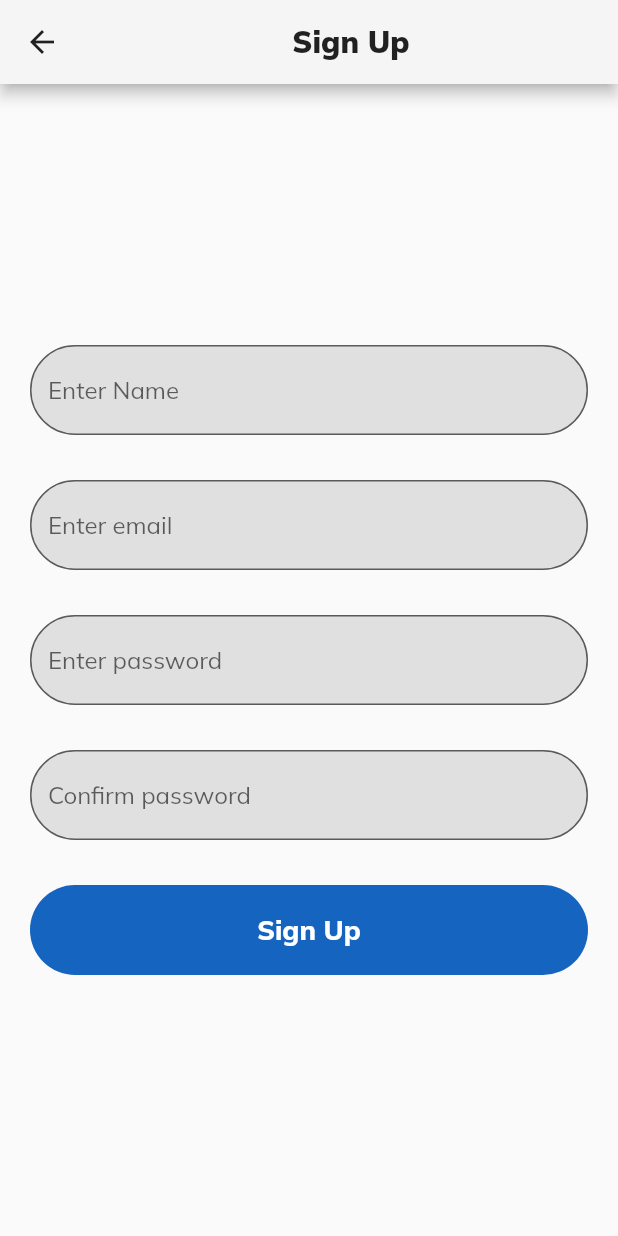
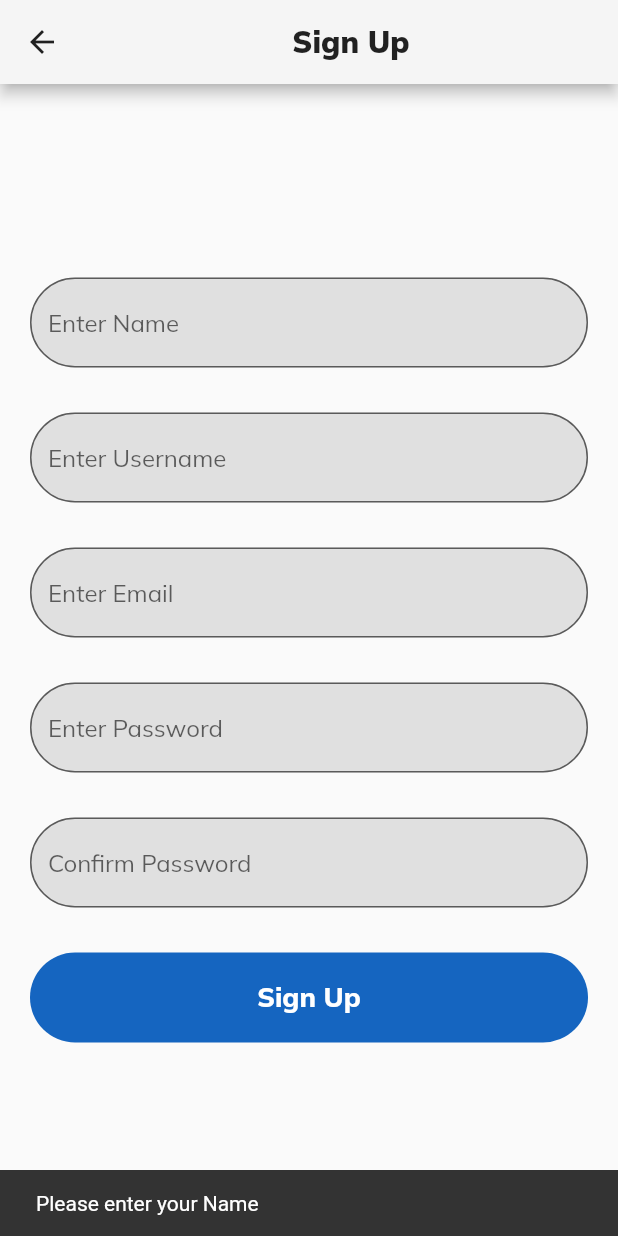
Before and after one commit to treserio/holbertonschool-twitter_clone, a Flutter app: the SignUp screen opened directly, after a tap on "Sign Up", on a phone screen of 412 x 824 dp. Run offline on Flutter 3.47's test engine with Material 2 defaults, Android fonts, the light colour scheme and no system bars; our stand-ins replace cloud_firestore, firebase_auth, firebase_core, google_fonts; accounts and stored records are empty; generated files the repository leaves out were written again.

Commit message:
+AuthState, UserData, Firebase integration, SignUp working with firebase

```diff
--- /dev/null
+++ b/twitter/lib/providers/all.dart
@@ -0,0 +1,2 @@
+export './app_state.dart';
+export './auth_state.dart';
--- /dev/null
+++ b/twitter/lib/providers/auth_state.dart
@@ -0,0 +1,112 @@
+import 'package:flutter/material.dart';
+import 'package:firebase_auth/firebase_auth.dart';
+import 'package:cloud_firestore/cloud_firestore.dart';
+import '../models/userData.dart';
+
+
+enum Error {
+  none,
+  matchError,
+  weakError,
+  emailAlreadyInUse,
+  error,
+  wrongError,
+  noUserError
+}
+class AuthState extends ChangeNotifier {
+  FirebaseAuth auth = FirebaseAuth.instance;
+
+  final userDataRef = FirebaseFirestore
+    .instance
+    .collection('userData')
+    .withConverter<UserData>(
+      fromFirestore: (snapshot, _) => UserData.fromJson(snapshot.data()!),
+      toFirestore: (userData, _) => userData.toJson(),
+    );
+
+  attemptSignUp(
+    BuildContext context,
+    String name,
+    String userName,
+    String email,
+    String password,
+    String confirm,
+  ) async {
+    String snackText = 'Account Created!';
+    if (name == '') {
+      snackText = 'Please enter your Name';
+    } else if (userName == '') {
+      snackText = 'Please enter your Username';
+    } else if (email == '') {
+      snackText = 'Please enter you Email';
+    } else if (password == '') {
+      snackText = 'Please enter a Password';
+    } else if (password != confirm) {
+      snackText = "Passwords entered don't match.";
+    } else {
+      try {
+        final credential = await FirebaseAuth
+          .instance
+          .createUserWithEmailAndPassword(
+            email: email,
+            password: password,
+          );
+        // userDataRef.doc(credential.user!.uid).set(
+        //   UserData(
+        //     name: name,
+        //     userName: userName,
+        //     email: credential.user!.email!,
+        //   )
+        // );
+        userDataRef.add(
+          UserData(
+            key: credential.user!.uid,
+            name: name,
+            userName: userName,
+            email: credential.user!.email!,
+          )
+        );
+      } on FirebaseAuthException catch (e) {
+        switch(e.code) {
+          case 'email-already-in-use': {
+            snackText = 'An account already exists with that email.';
+          } break;
+
+          case 'invalid-email': {
+            snackText = 'Please enter a valid email address.';
+          } break;
+
+          case 'weak-password': {
+            snackText = 'The password provided is too weak.';
+          } break;
+        }
+      } catch (e) {
+        snackText = 'Failed to create account! Please try later.';
+      }
+    }
+    // build the snackbar here
+    final snackBar = SnackBar(
+      content: Text(snackText),
+    );
+    // ignore: use_build_context_synchronously
+    ScaffoldMessenger.of(context).showSnackBar(snackBar);
+  }
+
+  // listener won't listen
+  // var listener = FirebaseAuth.instance
+  //   .authStateChanges()
+  //   .listen((User? user) {
+  //     if (user == null) {
+  //       print('User is currently signed out!');
+  //     } else {
+  //       print('User is signed in!');
+  //     }
+  //   });
+
+  int _test = 0;
+  int get test => _test;
+  set test(int val) {
+    _test = val;
+    notifyListeners();
+  }
+}
--- a/twitter/lib/screens/signup_screen.dart
+++ b/twitter/lib/screens/signup_screen.dart
@@ -3,7 +3,10 @@ import 'dart:core';
 // import 'dart:convert';
 // import 'package:http/http.dart' as http;
 import 'package:flutter/material.dart';
+import 'package:provider/provider.dart';
+
 import '../widgets/all.dart';
+import '../providers/all.dart';
 
 class SignUp extends StatefulWidget {
   const SignUp({
@@ -16,6 +19,7 @@ class SignUp extends StatefulWidget {
 
 class _SignUpState extends State<SignUp> {
   late TextEditingController _nameController;
+  late TextEditingController _usernameController;
   late TextEditingController _emailController;
   late TextEditingController _passwordController;
   late TextEditingController _confirmController;
@@ -26,6 +30,7 @@ class _SignUpState extends State<SignUp> {
   void initState() {
     super.initState();
     _nameController = TextEditingController();
+    _usernameController = TextEditingController();
     _emailController = TextEditingController();
     _passwordController = TextEditingController();
     _confirmController = TextEditingController();
@@ -35,13 +40,15 @@ class _SignUpState extends State<SignUp> {
   void dispose() {
     super.dispose();
     _nameController.dispose();
+    _usernameController.dispose();
     _emailController.dispose();
     _passwordController.dispose();
     _confirmController.dispose();
   }
 
   @override
-  Widget build(BuildContext context) => Scaffold(
+  Widget build(BuildContext context) => Consumer<AuthState>(
+    builder: (context, state, child) => Scaffold(
       appBar: AppBar(
         backgroundColor: Colors.grey.shade100,
         foregroundColor: Colors.black87,
@@ -70,24 +77,36 @@ class _SignUpState extends State<SignUp> {
                 controller: _nameController,
               ),
               EntryField(
-              hint: 'Enter email',
+                hint: 'Enter Username',
+                controller: _usernameController,
+              ),
+              EntryField(
+                hint: 'Enter Email',
                 controller: _emailController,
               ),
               EntryField(
-              hint: 'Enter password',
+                hint: 'Enter Password',
                 controller: _passwordController,
               ),
               EntryField(
-              hint: 'Confirm password',
+                hint: 'Confirm Password',
                 controller: _confirmController,
               ),
               FlatButton(
                 label: 'Sign Up',
-              onPressed: () => print('Sign Up'),
+                onPressed: () => state.attemptSignUp(
+                  context,
+                  _nameController.text,
+                  _usernameController.text,
+                  _emailController.text,
+                  _passwordController.text,
+                  _confirmController.text,
+                )
               ),
             ]
           ),
         ),
       ),
+    ),
   );
 }
--- a/twitter/pubspec.yaml
+++ b/twitter/pubspec.yaml
@@ -37,6 +37,9 @@ dependencies:
   # The following adds the Cupertino Icons font to your application.
   # Use with the CupertinoIcons class for iOS style icons.
   cupertino_icons: ^1.0.2
+  firebase_auth: ^4.1.4
+  firebase_core: ^2.3.0
+  cloud_firestore: ^4.1.0
 
 dev_dependencies:
   flutter_test:
```
Also changed, not shown: twitter/lib/main.dart (+10 -2 lines), twitter/lib/models/userData.dart (renamed from twitter/lib/models/user.dart, +6 -10 lines), twitter/lib/screens/signin_screen.dart (+48 -5 lines), twitter/lib/widgets/side_bar_menu.dart (+6 -1 lines), twitter/pubspec.lock, 5 other files. Lines whose indentation alone changed are shown as unchanged.
